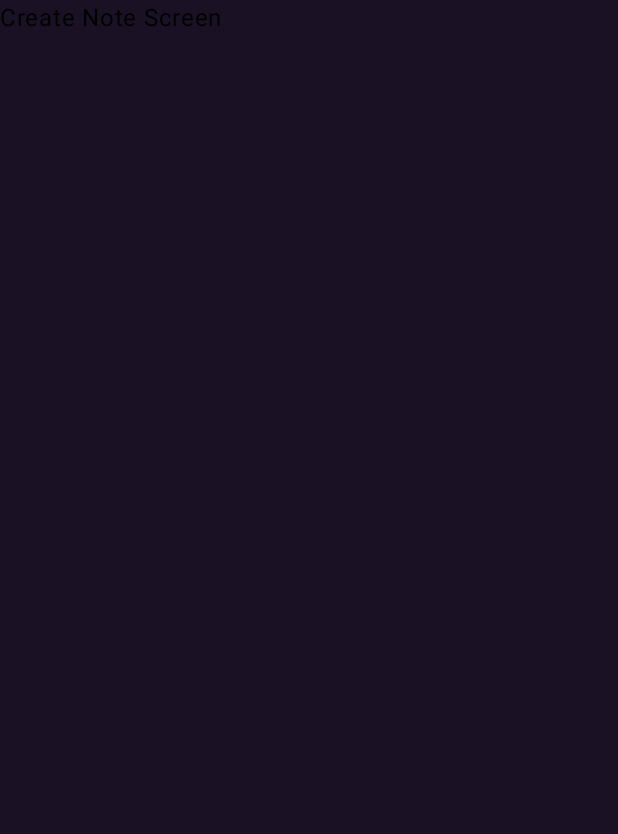
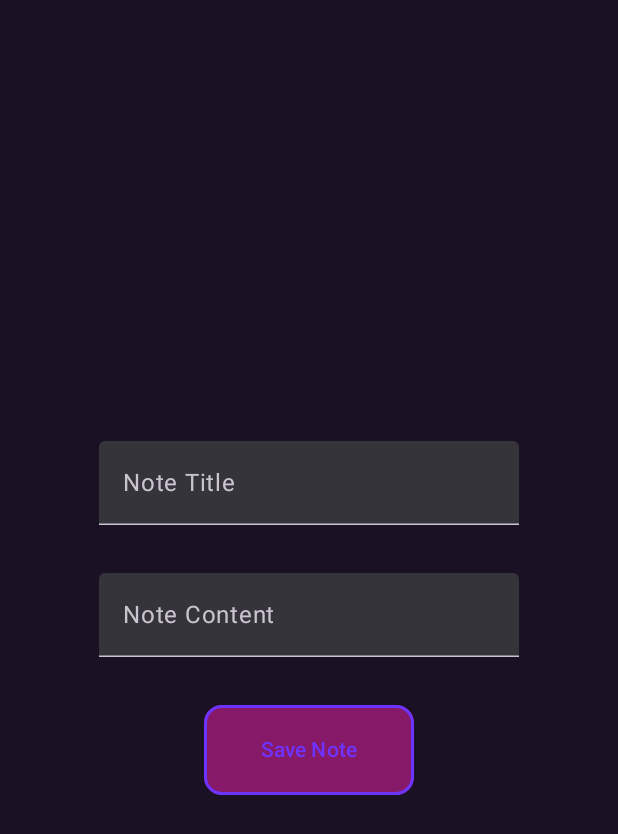
Before and after one commit to korniykom/Kotlin-NoteList, an Android app built with Jetpack Compose: the CreateNoteScreen screen opened through its navigation route, on a phone screen of 412 x 824 dp. Before the commit the part shown is almost empty. Shown: the top 834 px of the screen. Run offline under Robolectric (Android 15) with nearby library versions, the phone set to English and light mode, and no system bars; our stand-ins replace Dagger/Hilt's generated code, Room's generated code.

Commit message:
feat: add CreateNoteScreen without date input

```diff
--- a/app/src/main/java/com/korniykom/notelist/MainActivity.kt
+++ b/app/src/main/java/com/korniykom/notelist/MainActivity.kt
@@ -4,14 +4,12 @@ import android.os.Bundle
 import androidx.activity.ComponentActivity
 import androidx.activity.compose.setContent
 import androidx.activity.enableEdgeToEdge
-import androidx.annotation.StringRes
 import androidx.compose.foundation.background
 import androidx.compose.foundation.layout.WindowInsets
 import androidx.compose.foundation.layout.fillMaxSize
 import androidx.compose.foundation.layout.systemBars
 import androidx.compose.foundation.layout.windowInsetsPadding
 import androidx.compose.ui.Modifier
-import androidx.compose.ui.graphics.Color
 import androidx.hilt.navigation.compose.hiltViewModel
 import androidx.navigation.compose.NavHost
 import androidx.navigation.compose.composable
@@ -19,14 +17,12 @@ import androidx.navigation.compose.rememberNavController
 import com.korniykom.notelist.ui.screen.CreateNoteScreen
 import com.korniykom.notelist.ui.screen.HomeScreen
 import com.korniykom.notelist.ui.theme.BackgroundColor
-import com.korniykom.notelist.ui.theme.DarkPurple
 import com.korniykom.notelist.ui.theme.NoteListTheme
 import com.korniykom.notelist.ui.viewmodel.NoteViewModel
 import dagger.hilt.android.AndroidEntryPoint
 
-enum class NoteScreen(@StringRes val title: Int) {
-    Home(title = R.string.app_name),
-    CreateNote(title = R.string.create_note_screen)
+enum class NoteScreen {
+    Home, CreateNote, EditNote
 }
 
 @AndroidEntryPoint
@@ -52,11 +48,18 @@ class MainActivity : ComponentActivity() {
                             onNavigateToNoteCreation = {
                                 navController.navigate(NoteScreen.CreateNote.name)
                             },
-                            onNoteDelete = {viewModel.removeNote(it) }
+                            onNoteDelete = {
+                                viewModel.removeNote(it)
+                            },
                         )
                     }
                     composable(route = NoteScreen.CreateNote.name) {
-                        CreateNoteScreen(viewModel = viewModel)
+                        CreateNoteScreen(
+                            viewModel = viewModel,
+                            onNoteSave = {
+                                viewModel.addNote(it)
+                                navController.popBackStack()
+                            })
                     }
                 }
             }
--- a/app/src/main/java/com/korniykom/notelist/ui/components/ListItem.kt
+++ b/app/src/main/java/com/korniykom/notelist/ui/components/ListItem.kt
@@ -76,6 +76,11 @@ fun ListItem(
         isVisible = true
     }
     AnimatedVisibility(
+        modifier = modifier
+            .padding(
+                horizontal = dimensionResource(R.dimen.padding_medium),
+                vertical = dimensionResource(R.dimen.padding_small)
+            ),
         visible = isVisible,
         enter = slideInHorizontally(
             initialOffsetX = { it / 3 }),
--- a/app/src/main/java/com/korniykom/notelist/ui/screen/CreateNoteScreen.kt
+++ b/app/src/main/java/com/korniykom/notelist/ui/screen/CreateNoteScreen.kt
@@ -1,14 +1,117 @@
 package com.korniykom.notelist.ui.screen
 
+import androidx.compose.animation.animateColor
+import androidx.compose.animation.core.LinearEasing
+import androidx.compose.animation.core.RepeatMode
+import androidx.compose.animation.core.animateFloat
+import androidx.compose.animation.core.infiniteRepeatable
+import androidx.compose.animation.core.keyframes
+import androidx.compose.animation.core.rememberInfiniteTransition
+import androidx.compose.animation.core.tween
+import androidx.compose.foundation.border
+import androidx.compose.foundation.layout.Arrangement
+import androidx.compose.foundation.layout.Column
+import androidx.compose.foundation.layout.Spacer
+import androidx.compose.foundation.layout.fillMaxSize
+import androidx.compose.foundation.layout.size
+import androidx.compose.foundation.shape.RoundedCornerShape
+import androidx.compose.material3.Button
+import androidx.compose.material3.ButtonDefaults
 import androidx.compose.material3.Text
+import androidx.compose.material3.TextField
 import androidx.compose.runtime.Composable
+import androidx.compose.runtime.getValue
+import androidx.compose.runtime.mutableStateOf
+import androidx.compose.runtime.remember
+import androidx.compose.runtime.setValue
+import androidx.compose.ui.Alignment
 import androidx.compose.ui.Modifier
+import androidx.compose.ui.unit.dp
+import com.korniykom.notelist.data.Note
+import com.korniykom.notelist.ui.theme.Aqua
+import com.korniykom.notelist.ui.theme.DarkBlue
+import com.korniykom.notelist.ui.theme.DarkPurple
+import com.korniykom.notelist.ui.theme.Magenta
+import com.korniykom.notelist.ui.theme.Purple
+import com.korniykom.notelist.ui.theme.Yellow
 import com.korniykom.notelist.ui.viewmodel.NoteViewModel
 
 @Composable
 fun CreateNoteScreen(
     modifier: Modifier = Modifier,
-    viewModel: NoteViewModel
+    viewModel: NoteViewModel,
+    onNoteSave: (note: Note) -> Unit = {}
 ) {
-    Text("Create Note Screen")
+    var titleInput by remember { mutableStateOf("") }
+    var contentInput by remember { mutableStateOf("") }
+
+    val infiniteTransition = rememberInfiniteTransition()
+
+    val buttonColor by infiniteTransition.animateColor(
+        initialValue = DarkPurple,
+        targetValue = Yellow,
+        animationSpec = infiniteRepeatable(
+            animation = keyframes {
+                durationMillis = 3000
+                DarkPurple at 0
+                Purple at 3000
+            },
+            repeatMode = RepeatMode.Reverse
+        ),
+    )
+
+    val borderColor by infiniteTransition.animateColor(
+        initialValue = Aqua,
+        targetValue = Magenta,
+        animationSpec = infiniteRepeatable(
+            animation = keyframes {
+                durationMillis = 4000
+                Aqua at 1000
+                DarkBlue at 2000
+                Magenta at 3000
+            },
+            repeatMode = RepeatMode.Reverse
+        ),
+    )
+
+    Column(
+        modifier = modifier
+            .fillMaxSize(),
+        horizontalAlignment = Alignment.CenterHorizontally,
+        verticalArrangement = Arrangement.Center
+    ) {
+        TextField(
+            value = titleInput,
+            onValueChange = { titleInput = it },
+            label = { Text("Note Title") }
+        )
+        Spacer(modifier = modifier.size(32.dp))
+        TextField(
+            value = contentInput,
+            onValueChange = { contentInput = it },
+            label = { Text("Note Content") }
+        )
+        Spacer(modifier = modifier.size(32.dp))
+        Button(
+            modifier = modifier
+                .size(140.dp, 60.dp)
+                .border(
+                    width = 2.dp,
+                    color = borderColor,
+                    shape = RoundedCornerShape(12.dp)
+                ),
+            shape = RoundedCornerShape(12.dp),
+            onClick = {
+                if(titleInput != "" && contentInput != "") {
+                    onNoteSave(Note(title = titleInput, content = contentInput))
+                }
+            },
+            colors = ButtonDefaults.buttonColors(
+                containerColor = buttonColor,
+                contentColor = borderColor
+            )
+        ) {
+            Text("Save Note")
+        }
+    }
 }
--- a/app/src/main/java/com/korniykom/notelist/ui/screen/HomeScreen.kt
+++ b/app/src/main/java/com/korniykom/notelist/ui/screen/HomeScreen.kt
@@ -36,10 +36,7 @@ fun HomeScreen(
                 Box(
                     modifier = modifier
                         .fillMaxSize()
-                        .padding(
-                            horizontal = dimensionResource(R.dimen.padding_medium),
-                            vertical = dimensionResource(R.dimen.padding_small)
-                        )
+
                 ) {
                     ListItem(
                         note = note,
```
